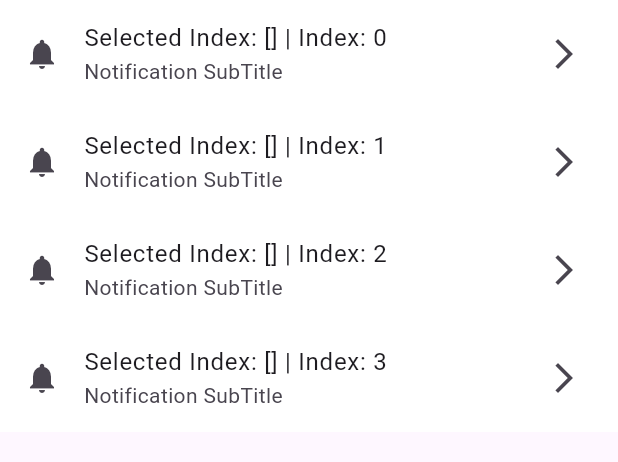
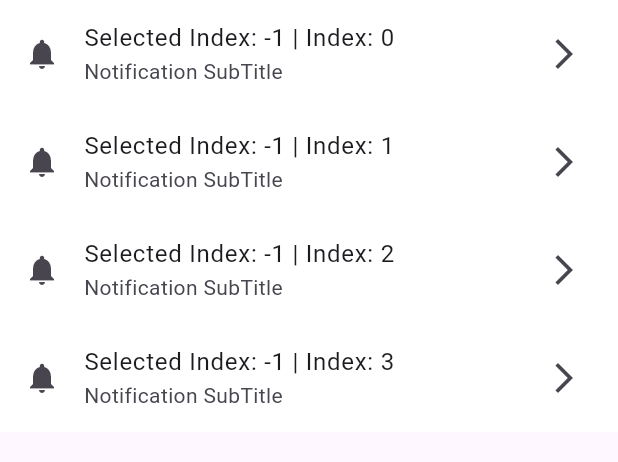
Before and after one commit to MuhammadAliKust/KamranProject, a Flutter app: the screen it shows after launch, on a phone screen of 412 x 824 dp, the part 84-546 px from its top. Run offline on Flutter 3.47's test engine with Material 3 defaults, Android fonts, the phone set to English and light mode, and no system bars.

Commit message:
Single Selection Done

```diff
--- a/lib/main.dart
+++ b/lib/main.dart
@@ -1,6 +1,7 @@
 import 'package:flutter/material.dart';
 import 'package:kamran_project/list_view_demo.dart';
 import 'package:kamran_project/login.dart';
+import 'package:kamran_project/single_list.dart';
 
 import 'image_demo.dart';
 
@@ -14,7 +15,7 @@ class MyApp extends StatelessWidget {
   @override
   Widget build(BuildContext context) {
     return  MaterialApp(
-      home: ListViewDemo(),
+      home: SingleListViewDemo(),
     );
   }
 }
--- /dev/null
+++ b/lib/single_list.dart
@@ -0,0 +1,37 @@
+import 'package:flutter/material.dart';
+
+class SingleListViewDemo extends StatefulWidget {
+  const SingleListViewDemo({super.key});
+
+  @override
+  State<SingleListViewDemo> createState() => _SingleListViewDemoState();
+}
+
+class _SingleListViewDemoState extends State<SingleListViewDemo> {
+  int selectedIndex = -1;
+
+  @override
+  Widget build(BuildContext context) {
+    return Scaffold(
+      appBar: AppBar(
+        title: Text("List View Demo"),
+      ),
+      body: ListView.builder(
+          itemCount: 4,
+          itemBuilder: (context, i) {
+            return ListTile(
+              onTap: () {
+                selectedIndex = i;
+
+                setState(() {});
+              },
+              tileColor: selectedIndex == i ? Colors.green : Colors.white,
+              leading: Icon(Icons.notifications),
+              title: Text("Selected Index: $selectedIndex | Index: $i"),
+              subtitle: Text("Notification SubTitle"),
+              trailing: Icon(Icons.arrow_forward_ios),
+            );
+          }),
+    );
+  }
+}
```
